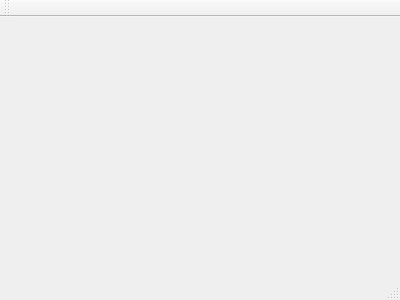
Old version of the form Project1/mainwindow.ui in the repository chx383141801/cs520Proj1.
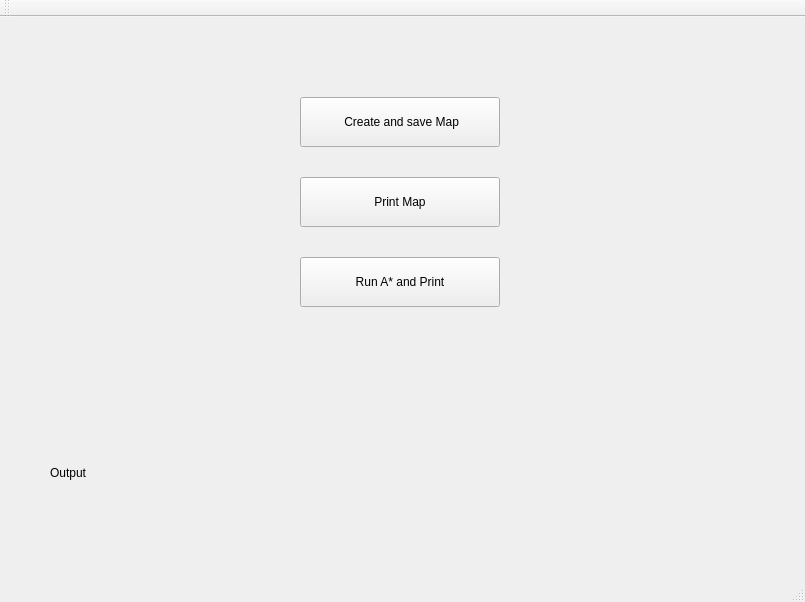
New version of the form.

Commit message: modify map create function; fix bugs

Patch:
```diff
--- a/Project1/mainwindow.ui
+++ b/Project1/mainwindow.ui
@@ -1,24 +1,104 @@
 <ui version="4.0">
  <class>MainWindow</class>
- <widget class="QMainWindow" name="MainWindow" >
-  <property name="geometry" >
+ <widget class="QMainWindow" name="MainWindow">
+  <property name="geometry">
    <rect>
     <x>0</x>
     <y>0</y>
-    <width>400</width>
-    <height>300</height>
+    <width>805</width>
+    <height>602</height>
    </rect>
   </property>
   <property name="windowTitle" >
    <string>MainWindow</string>
   </property>
-  <widget class="QMenuBar" name="menuBar" />
-  <widget class="QToolBar" name="mainToolBar" />
-  <widget class="QWidget" name="centralWidget" />
-  <widget class="QStatusBar" name="statusBar" />
+  <property name="autoFillBackground">
+   <bool>true</bool>
+  </property>
+  <property name="locale">
+   <locale language="English" country="UnitedStates"/>
+  </property>
+  <widget class="QWidget" name="centralWidget">
+   <widget class="QPushButton" name="bt_Create_Map">
+    <property name="geometry">
+     <rect>
+      <x>300</x>
+      <y>80</y>
+      <width>200</width>
+      <height>50</height>
+     </rect>
+    </property>
+    <property name="locale">
+     <locale language="English" country="UnitedStates"/>
+    </property>
+    <property name="text">
+     <string> Create and save Map</string>
+    </property>
+   </widget>
+   <widget class="QPushButton" name="bt_Load_and_print">
+    <property name="geometry">
+     <rect>
+      <x>300</x>
+      <y>160</y>
+      <width>200</width>
+      <height>50</height>
+     </rect>
+    </property>
+    <property name="text">
+     <string>Print Map</string>
+    </property>
+   </widget>
+   <widget class="QPushButton" name="bt_run_A_Star">
+    <property name="geometry">
+     <rect>
+      <x>300</x>
+      <y>240</y>
+      <width>200</width>
+      <height>50</height>
+     </rect>
+    </property>
+    <property name="autoFillBackground">
+     <bool>true</bool>
+    </property>
+    <property name="text">
+     <string>Run A* and Print</string>
+    </property>
+   </widget>
+   <widget class="QLabel" name="label">
+    <property name="geometry">
+     <rect>
+      <x>50</x>
+      <y>420</y>
+      <width>711</width>
+      <height>71</height>
+     </rect>
+    </property>
+    <property name="text">
+     <string>Output</string>
+    </property>
+   </widget>
+  </widget>
+  <widget class="QMenuBar" name="menuBar">
+   <property name="geometry">
+    <rect>
+     <x>0</x>
+     <y>0</y>
+     <width>805</width>
+     <height>19</height>
+    </rect>
+   </property>
+  </widget>
+  <widget class="QToolBar" name="mainToolBar">
+   <attribute name="toolBarArea">
+    <enum>TopToolBarArea</enum>
+   </attribute>
+   <attribute name="toolBarBreak">
+    <bool>false</bool>
+   </attribute>
+  </widget>
+  <widget class="QStatusBar" name="statusBar"/>
  </widget>
- <layoutDefault spacing="6" margin="11" />
- <pixmapfunction></pixmapfunction>
+ <layoutdefault spacing="6" margin="11"/>
  <resources/>
  <connections/>
 </ui>
```
Left out of the diff: 3 changed lines with no effect on the pictures. The commit also changes 11 other files.
